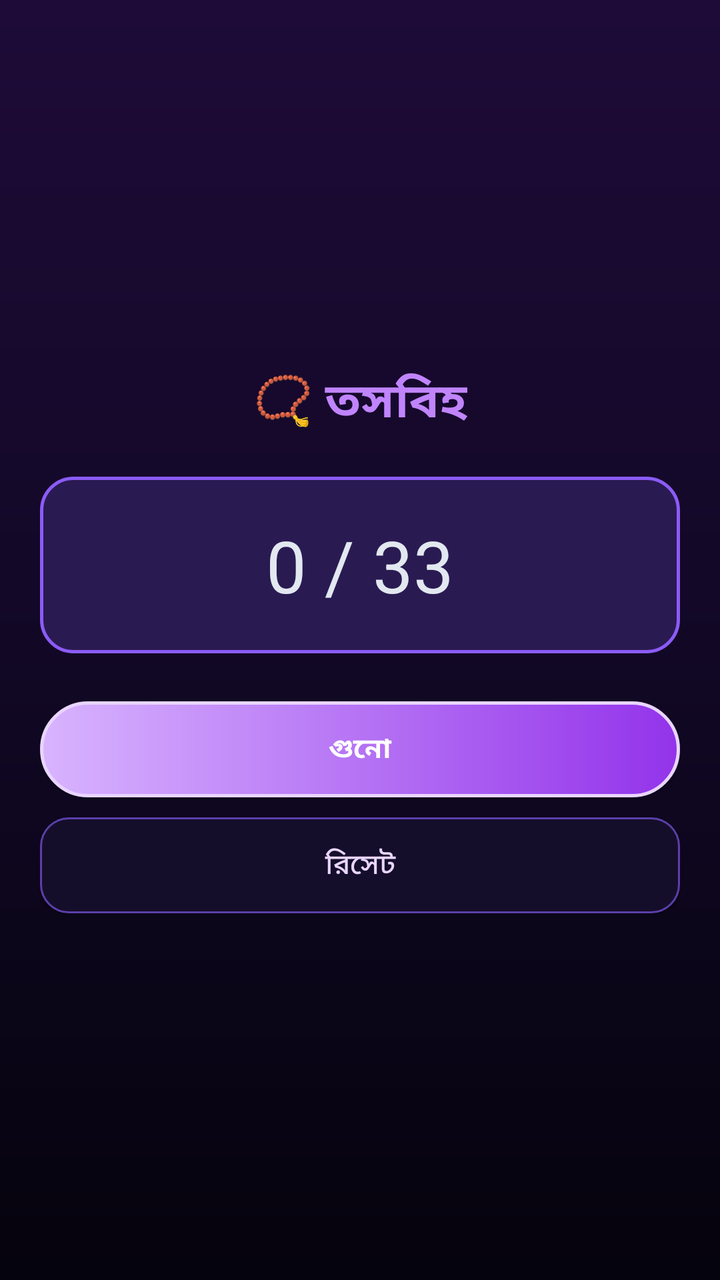
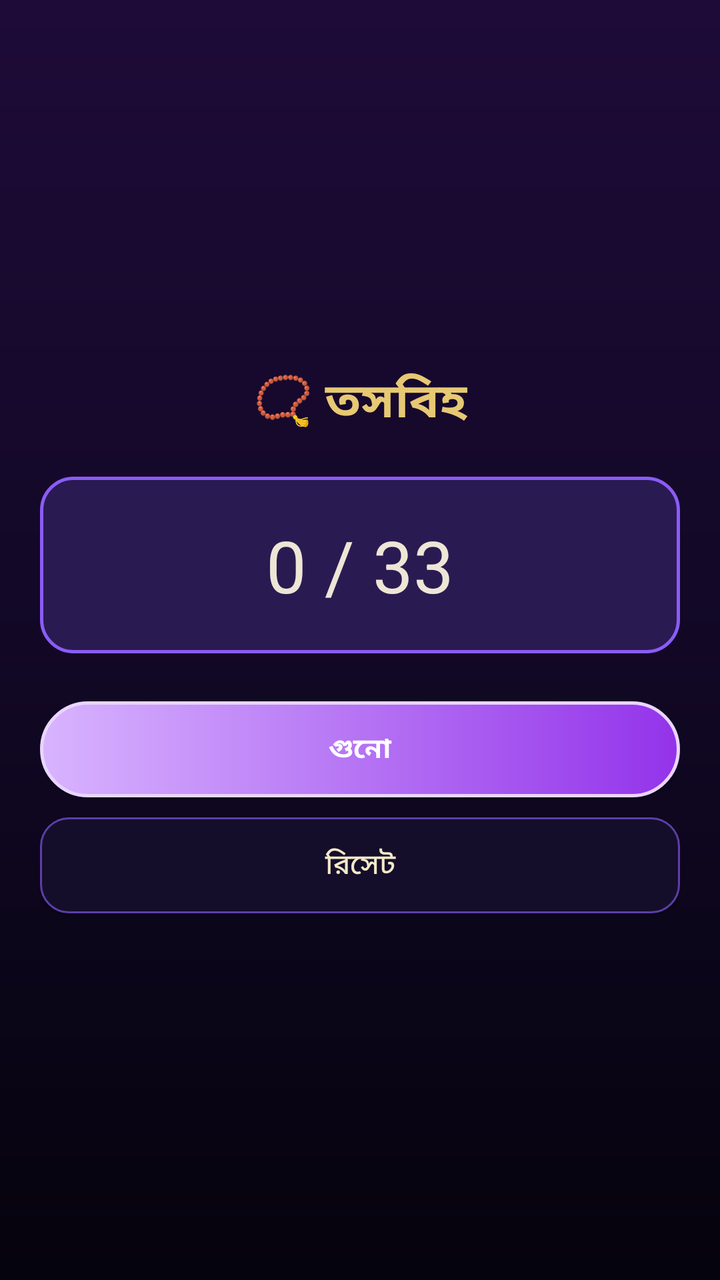

Two renders of the same Android screen: before a commit and after it. Below are the layout's source before the change and the commit's diff.
<!-- AndroidManifest.xml: application theme AppTheme -->
<!-- res/layout/activity_tasbih.xml -->
<?xml version="1.0" encoding="utf-8"?>
<LinearLayout xmlns:android="http://schemas.android.com/apk/res/android"
    android:layout_width="match_parent"
    android:layout_height="match_parent"
    android:background="@drawable/bg_main"
    android:gravity="center"
    android:orientation="vertical"
    android:padding="20dp">

    <TextView
        android:layout_width="match_parent"
        android:layout_height="wrap_content"
        android:gravity="center"
        android:text="📿 তসবিহ"
        android:textColor="#C084FC"
        android:textSize="24sp"
        android:textStyle="bold" />

    <TextView
        android:id="@+id/tasbihCount"
        android:layout_width="match_parent"
        android:layout_height="wrap_content"
        android:layout_marginTop="20dp"
        android:background="@drawable/bg_card"
        android:gravity="center"
        android:padding="20dp"
        android:text="0 / 33"
        android:textColor="#E2E8F0"
        android:textSize="36sp" />

    <Button
        android:id="@+id/tasbihTap"
        android:layout_width="match_parent"
        android:layout_height="wrap_content"
        android:layout_marginTop="24dp"
        android:background="@drawable/btn_primary"
        android:text="গুনো"
        android:textColor="#FFFFFF"
        android:textStyle="bold" />

    <Button
        android:id="@+id/tasbihReset"
        android:layout_width="match_parent"
        android:layout_height="wrap_content"
        android:layout_marginTop="10dp"
        android:background="@drawable/btn_secondary"
        android:text="রিসেট"
        android:textColor="#E9D5FF" />
</LinearLayout>
<!-- resources referenced by this layout -->
<resources>
  <!-- drawable bg_card (drawable) -->
  <?xml version="1.0" encoding="utf-8"?>
  <shape xmlns:android="http://schemas.android.com/apk/res/android" android:shape="rectangle">
      <corners android:radius="16dp" />
      <solid android:color="#2A1A52" />
      <stroke android:width="1.5dp" android:color="#8B5CF6" />
  </shape>
  <!-- drawable bg_main (drawable) -->
  <?xml version="1.0" encoding="utf-8"?>
  <shape xmlns:android="http://schemas.android.com/apk/res/android" android:shape="rectangle">
      <gradient
          android:angle="270"
          android:startColor="#1E0B38"
          android:centerColor="#120826"
          android:endColor="#05030D" />
  </shape>
  <!-- drawable btn_primary (drawable) -->
  <?xml version="1.0" encoding="utf-8"?>
  <shape xmlns:android="http://schemas.android.com/apk/res/android" android:shape="rectangle">
      <corners android:radius="28dp" />
      <gradient android:startColor="#D8B4FE" android:endColor="#9333EA" android:angle="0" />
      <stroke android:width="1.5dp" android:color="#E9D5FF" />
  </shape>
  <!-- drawable btn_secondary (drawable) -->
  <?xml version="1.0" encoding="utf-8"?>
  <shape xmlns:android="http://schemas.android.com/apk/res/android" android:shape="rectangle">
      <corners android:radius="14dp" />
      <solid android:color="#150E2B" />
      <stroke android:width="1dp" android:color="#5B3FA8" />
  </shape>
  <style name="AppTheme" parent="android:Theme.Material.NoActionBar">
          <item name="android:windowBackground">#05030D</item>
          <item name="android:colorAccent">#A855F7</item>
          <item name="android:statusBarColor">#05030D</item>
          <item name="android:navigationBarColor">#05030D</item>
          <item name="android:windowLightStatusBar">false</item>
      </style>
</resources>

<!-- the commit's change to res/layout/activity_tasbih.xml (unified diff, before → after) -->
@@ -12,7 +12,7 @@
         android:layout_height="wrap_content"
         android:gravity="center"
         android:text="📿 তসবিহ"
-        android:textColor="#C084FC"
+        android:textColor="#E7C873"
         android:textSize="24sp"
         android:textStyle="bold" />
 
@@ -25,7 +25,7 @@
         android:gravity="center"
         android:padding="20dp"
         android:text="0 / 33"
-        android:textColor="#E2E8F0"
+        android:textColor="#EDE6D6"
         android:textSize="36sp" />
 
     <Button
@@ -45,5 +45,5 @@
         android:layout_marginTop="10dp"
         android:background="@drawable/btn_secondary"
         android:text="রিসেট"
-        android:textColor="#E9D5FF" />
+        android:textColor="#F3E9C8" />
 </LinearLayout>
